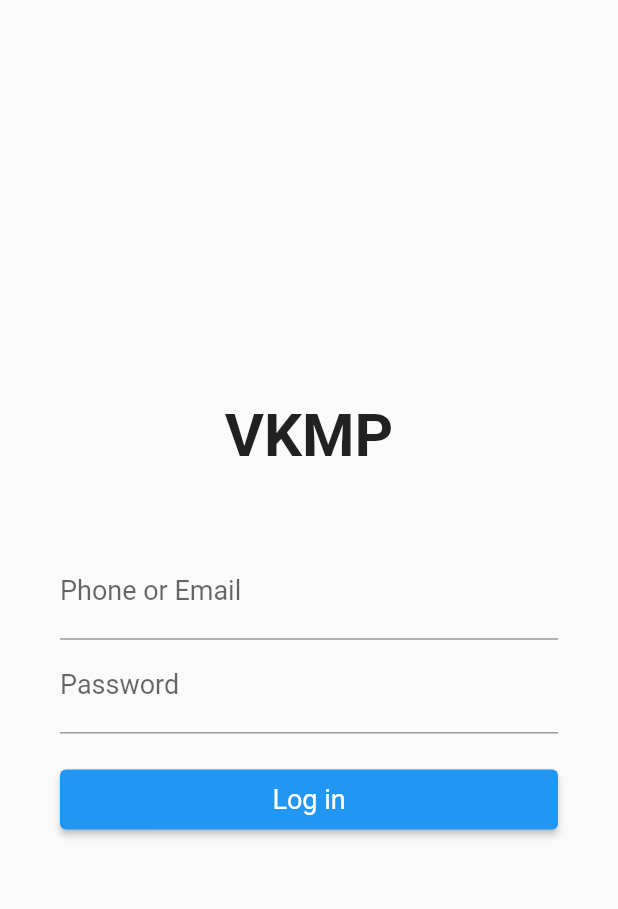
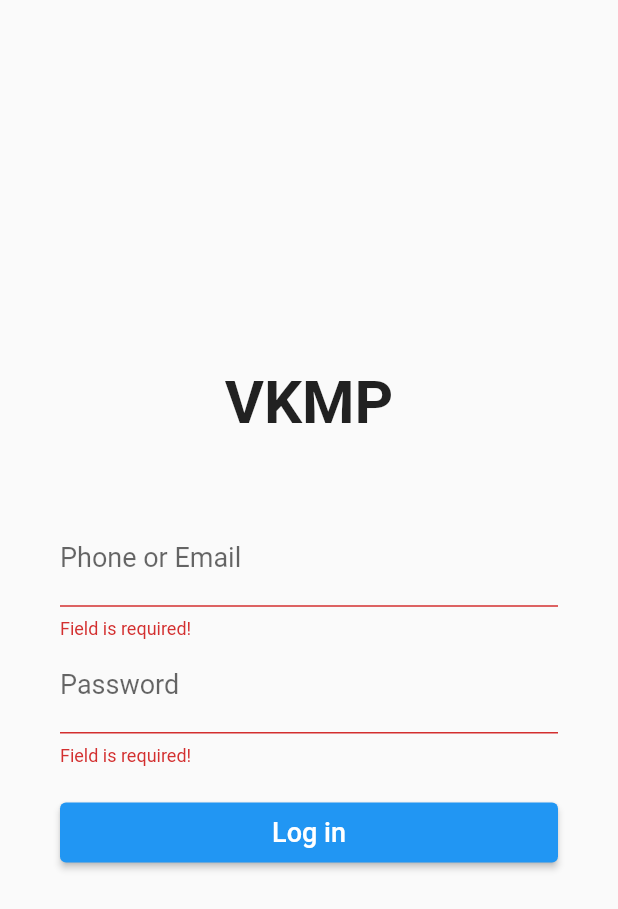
Before and after one commit to funny-family/vkmp, a Flutter app: the screen it shows after launch, after a tap on "Log in", on a phone screen of 412 x 824 dp. Shown: the top 909 px of the screen. Run offline on Flutter 3.47's test engine with Material 2 defaults, Android fonts, the phone set to English and light mode, and no system bars.

Commit message:
add base validation to "sign_in" form

```diff
--- a/lib/app/pages/sign_in/widgets/sign_in_form.dart
+++ b/lib/app/pages/sign_in/widgets/sign_in_form.dart
@@ -13,6 +13,12 @@ class SignInFormState extends State<SignInForm> {
   final _formKey = GlobalKey<FormState>();
 
   void onPressed() {
+    if (_formKey.currentState == null) {
+      return;
+    }
+
+    _formKey.currentState!.validate();
+
     print('button is pressed!');
   }
 
@@ -40,8 +46,16 @@ class SignInFormState extends State<SignInForm> {
                 fontSize: 18,
               ),
             ),
+            validator: (value) {
+              if (value == null || value.isEmpty) {
+                return 'Field is required!';
+              }
+
+              return null;
+            },
           ),
           TextFormField(
+            obscureText: true,
             style: const TextStyle(
               fontSize: 18,
             ),
@@ -51,6 +65,13 @@ class SignInFormState extends State<SignInForm> {
                 fontSize: 18,
               ),
             ),
+            validator: (value) {
+              if (value == null || value.isEmpty) {
+                return 'Field is required!';
+              }
+
+              return null;
+            },
           ),
           const SizedBox(height: 20),
           ElevatedButton(
@@ -62,7 +83,7 @@ class SignInFormState extends State<SignInForm> {
               'Log in',
               style: TextStyle(
                 fontSize: 18,
-                fontWeight: FontWeight.normal,
+                fontWeight: FontWeight.w500,
               ),
             ),
           ),
```
